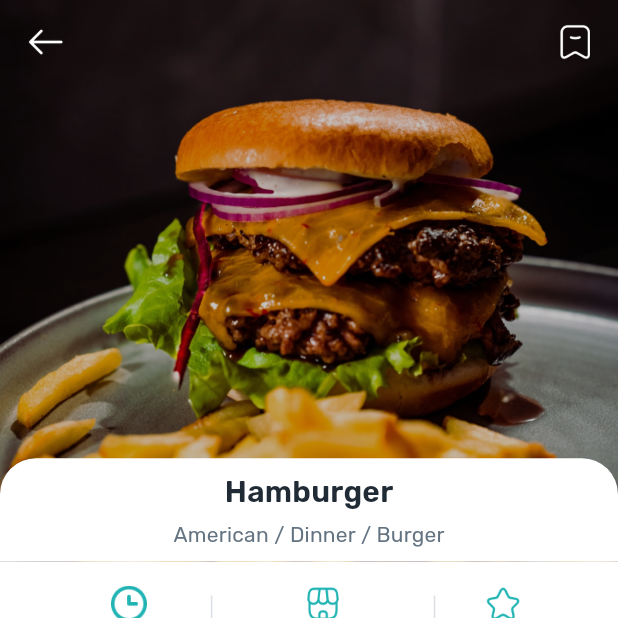
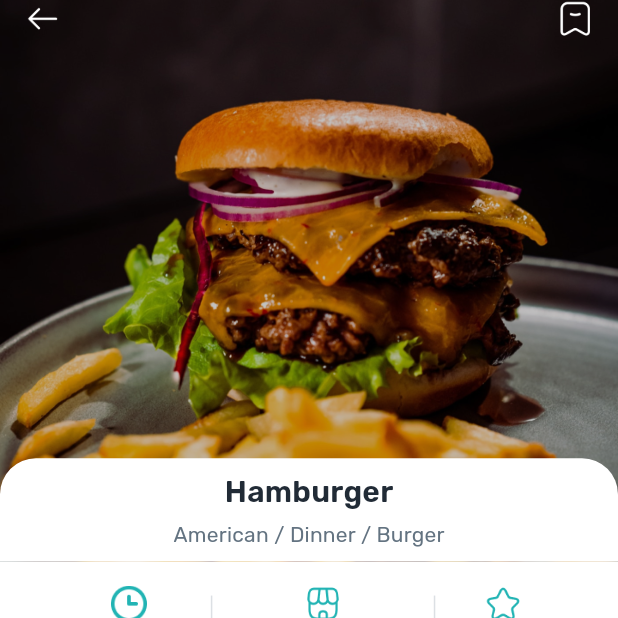
Before and after one commit to jadaliha/pomegranet_flutter, a Flutter app: the screen it shows after launch, on a phone screen of 412 x 824 dp, the top half of it. Run offline on Flutter 3.47's test engine with Material 3 defaults, Android fonts, the light colour scheme and no system bars; our stand-ins replace dio, equatable, flutter_bloc, google_fonts.

Commit message:
chore: replace appbar with a custom appbar to hide when we do scroll page

```diff
--- a/lib/main.dart
+++ b/lib/main.dart
@@ -39,35 +39,6 @@ class _RecipePageState extends State<RecipePage> {
     return Scaffold(
       backgroundColor: Colors.white,
       extendBodyBehindAppBar: true,
-      appBar: AppBar(
-        leading: InkWell(
-          onTap: () {
-            Navigator.pop(context);
-          },
-          child: Padding(
-            padding: const EdgeInsets.only(left: 16),
-            child: Image.asset(
-              IconsAssets.arrowLeft,
-              color: Colors.white,
-            ),
-          ),
-        ),
-        leadingWidth: 45,
-        backgroundColor: Colors.transparent,
-        actions: [
-          Padding(
-            padding: const EdgeInsets.only(right: 16),
-            child: InkWell(
-              onTap: () {},
-              child: Image.asset(
-                IconsAssets.archive,
-                color: Colors.white,
-                height: 25,
-              ),
-            ),
-          ),
-        ],
-      ),
       body: Column(
         children: [
           Expanded(
@@ -88,6 +59,39 @@ class _RecipePageState extends State<RecipePage> {
                           Container(
                             color: Colors.black.withOpacity(0.24),
                             height: MediaQuery.of(context).size.height / 2.2,
+                          ),
+                          Positioned(
+                            top: MediaQuery.of(context).viewPadding.top,
+                            right: MediaQuery.of(context).viewPadding.right,
+                            left: MediaQuery.of(context).viewPadding.left,
+                            child: Padding(
+                              padding:
+                                  const EdgeInsets.symmetric(horizontal: 16),
+                              child: Row(
+                                mainAxisAlignment:
+                                    MainAxisAlignment.spaceBetween,
+                                children: [
+                                  InkWell(
+                                    onTap: () {
+                                      Navigator.pop(context);
+                                    },
+                                    child: Image.asset(
+                                      IconsAssets.arrowLeft,
+                                      color: Colors.white,
+                                      height: 25,
+                                    ),
+                                  ),
+                                  InkWell(
+                                    onTap: () {},
+                                    child: Image.asset(
+                                      IconsAssets.archive,
+                                      color: Colors.white,
+                                      height: 25,
+                                    ),
+                                  ),
+                                ],
+                              ),
+                            ),
                           )
                         ],
                       ),
@@ -272,8 +276,8 @@ class _RecipePageState extends State<RecipePage> {
                               Tab(text: 'Reviews'),
                             ],
                           ),
-                          SizedBox(
-                            height: 800,
+                          const SizedBox(
+                            height: 1000,
                             child: TabBarView(
                               children: [
                                 IngredientsTab(),
```
